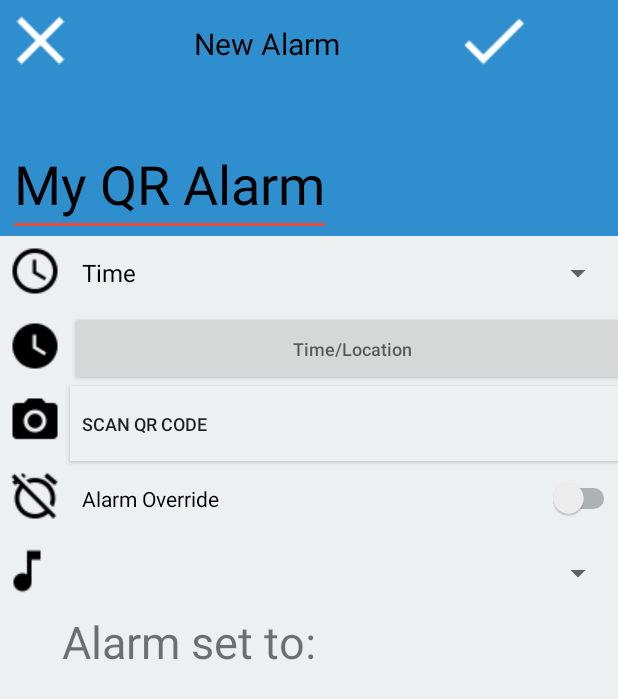
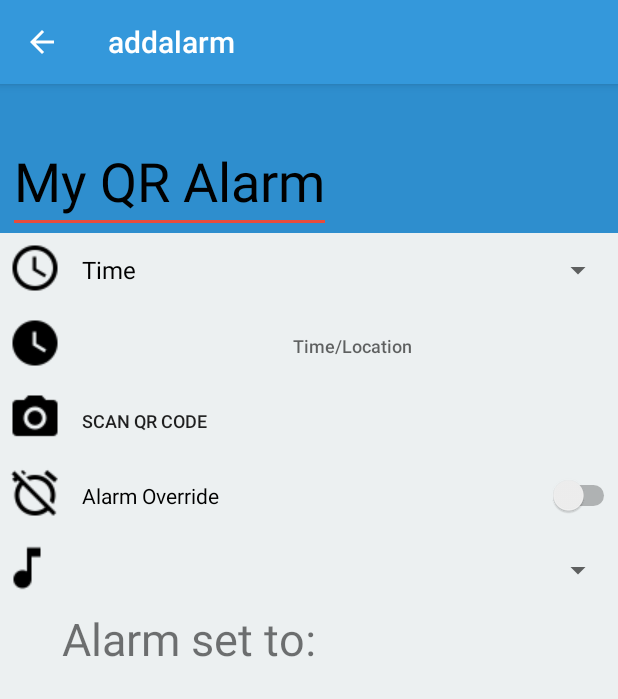
Before and after one commit to ETS-Android1/up-and-atom, an Android app: the AddNewAlarm screen opened directly, with no data from a screen before it, on a phone screen of 412 x 824 dp. Shown: the top 699 px of the screen. Run offline under Robolectric (Android 15) with nearby library versions, the phone set to English and light mode, and no system bars.

Commit message:
Adding drawables & Gmaps API Key

```diff
--- a/app/build.gradle
+++ b/app/build.gradle
@@ -14,7 +14,7 @@ android {
     buildTypes {
 
         debug {
-            manifestPlaceholders = [google_map_key: "AIzaSyA0b7gqqloEmuytOLJYkoeyHFTHUVkJNWM"]
+            manifestPlaceholders = [google_map_key: "AIzaSyAlvVjKwz8pFrX9LqtPOmdeNvFcoFLB0wE"]
         }
         release {
             minifyEnabled false
--- a/app/src/main/AndroidManifest.xml
+++ b/app/src/main/AndroidManifest.xml
@@ -9,6 +9,7 @@
     <uses-permission android:name="com.example.googlemaps.permission.MAPS_RECEIVE" />
     <uses-permission android:name="android.permission.ACCESS_FINE_LOCATION" />
     <uses-permission android:name="com.google.android.providers.gsf.permission.READ_GSERVICES" />
+    <uses-permission android:name="android.permission.CAMERA" />
 
     <application
         android:allowBackup="true"
@@ -27,11 +28,13 @@
 
         <meta-data
             android:name="com.google.android.maps.v2.API_KEY"
-            android:value="AIzaSyA0b7gqqloEmuytOLJYkoeyHFTHUVkJNWM" />
+            android:value="AIzaSyAlvVjKwz8pFrX9LqtPOmdeNvFcoFLB0wE" />
 
         <uses-feature
             android:glEsVersion="0x00020000"
             android:required="true" />
+
+        <uses-feature android:name="android.hardware.camera" />
 
         <activity
             android:name=".MapsActivity"
--- a/app/src/main/java/com/example/kelvinharron/qralarm/AddNewAlarm.java
+++ b/app/src/main/java/com/example/kelvinharron/qralarm/AddNewAlarm.java
@@ -4,6 +4,7 @@ import android.app.TimePickerDialog;
 import android.content.Intent;
 import android.support.v7.app.AppCompatActivity;
 import android.os.Bundle;
+import android.support.v7.widget.Toolbar;
 import android.view.View;
 import android.widget.AdapterView;
 import android.widget.ArrayAdapter;
@@ -34,6 +35,10 @@ public class AddNewAlarm extends AppCompatActivity {
      */
     private Calendar calendar = Calendar.getInstance();
 
+    /**
+     *
+     */
+    private Toolbar toolbar;
 
     /**
      * Start of activity lifecycle. Sets the view of the AddNewAlarm activity and calls the methods enabling behavior.
@@ -44,6 +49,11 @@ public class AddNewAlarm extends AppCompatActivity {
     protected void onCreate(Bundle savedInstanceState) {
         super.onCreate(savedInstanceState);
         setContentView(R.layout.activity_newalarm);
+
+        toolbar = (Toolbar) findViewById(R.id.toolbar);
+        setSupportActionBar(toolbar);
+        getSupportActionBar().setDisplayHomeAsUpEnabled(true);
+
         setAlarmType();
         setOverride();
     }
--- a/app/src/main/java/com/example/kelvinharron/qralarm/MapsActivity.java
+++ b/app/src/main/java/com/example/kelvinharron/qralarm/MapsActivity.java
@@ -22,6 +22,7 @@ public class MapsActivity extends FragmentActivity {
      * Main class for the GoogleMap object that will allow us to setup an entry point to creating and interacting with GoogleMaps.
      */
     private GoogleMap googleMap;
+
 
     @Override
     protected void onCreate(Bundle savedInstanceState) {
--- a/app/src/main/res/layout/activity_newalarm.xml
+++ b/app/src/main/res/layout/activity_newalarm.xml
@@ -7,49 +7,29 @@ TODO: implement if alarm repeats, then show days of the week as view objects-->
 
 <LinearLayout xmlns:android="http://schemas.android.com/apk/res/android"
     xmlns:tools="http://schemas.android.com/tools"
+    xmlns:app="http://schemas.android.com/apk/res-auto"
     android:layout_width="match_parent"
     android:layout_height="match_parent"
     android:background="@color/windowBackground"
     android:orientation="vertical"
     tools:context=".AddNewAlarm">
 
-    <LinearLayout
+    <android.support.design.widget.AppBarLayout
         android:layout_width="match_parent"
         android:layout_height="wrap_content"
-        android:background="@color/colorPrimaryDark">
+        android:theme="@style/ThemeOverlay.AppCompat.Dark.ActionBar">
 
-        <ImageButton
-            android:id="@+id/cancel"
-            android:layout_width="wrap_content"
-            android:layout_height="wrap_content"
-            android:background="@color/colorPrimaryDark"
-            android:clickable="true"
-            android:src="@drawable/ic_clear_white_36dp" />
+        <android.support.v7.widget.Toolbar
+            android:id="@+id/toolbar"
+            android:title="Add New Alarm"
+            android:layout_width="match_parent"
+            android:layout_height="?attr/actionBarSize"
+            android:background="?attr/colorPrimary"
+            app:layout_scrollFlags="scroll|enterAlways"
+            app:popupTheme="@style/ThemeOverlay.AppCompat.Light" />
 
-        <TextView
-            android:id="@+id/newAlarm"
-            android:layout_width="wrap_content"
-            android:layout_height="wrap_content"
-            android:background="@color/colorPrimaryDark"
-            android:padding="15dp"
-            android:paddingEnd="75dp"
-            android:paddingStart="75dp"
-            android:text="New Alarm"
-            android:textColor="@color/textColorPrimary"
-            android:textSize="20dp" />
+    </android.support.design.widget.AppBarLayout>
 
-        <ImageButton
-            android:id="@+id/confirm"
-            android:layout_width="wrap_content"
-            android:layout_height="wrap_content"
-
-            android:background="@color/colorPrimaryDark"
-            android:baselineAlignBottom="false"
-            android:clickable="true"
-            android:cropToPadding="false"
-            android:src="@drawable/ic_done_white_36dp" />
-
-    </LinearLayout>
 
     <LinearLayout
         android:layout_width="match_parent"
@@ -113,7 +93,8 @@ TODO: implement if alarm repeats, then show days of the week as view objects-->
             android:hint="  Time/Location"
             android:inputType="time"
             android:singleLine="true"
-            android:textSize="12dp" />
+            android:textSize="12dp"
+            style="?android:attr/borderlessButtonStyle"/>
 
         <ImageView
             android:layout_width="wrap_content"
@@ -125,6 +106,7 @@ TODO: implement if alarm repeats, then show days of the week as view objects-->
             android:src="@drawable/ic_camera_alt_black_24dp" />
 
         <Button
+            android:id="@+id/QRButton"
             android:layout_width="match_parent"
             android:layout_height="50dp"
             android:layout_column="1"
@@ -134,7 +116,9 @@ TODO: implement if alarm repeats, then show days of the week as view objects-->
             android:background="@color/windowBackground"
             android:text="   Scan QR Code"
             android:textAlignment="textStart"
-            android:textSize="12dp" />
+            android:textSize="12dp"
+            android:clickable="true"
+            style="?android:attr/borderlessButtonStyle"/>
 
         <ImageView
             android:layout_width="wrap_content"
```
